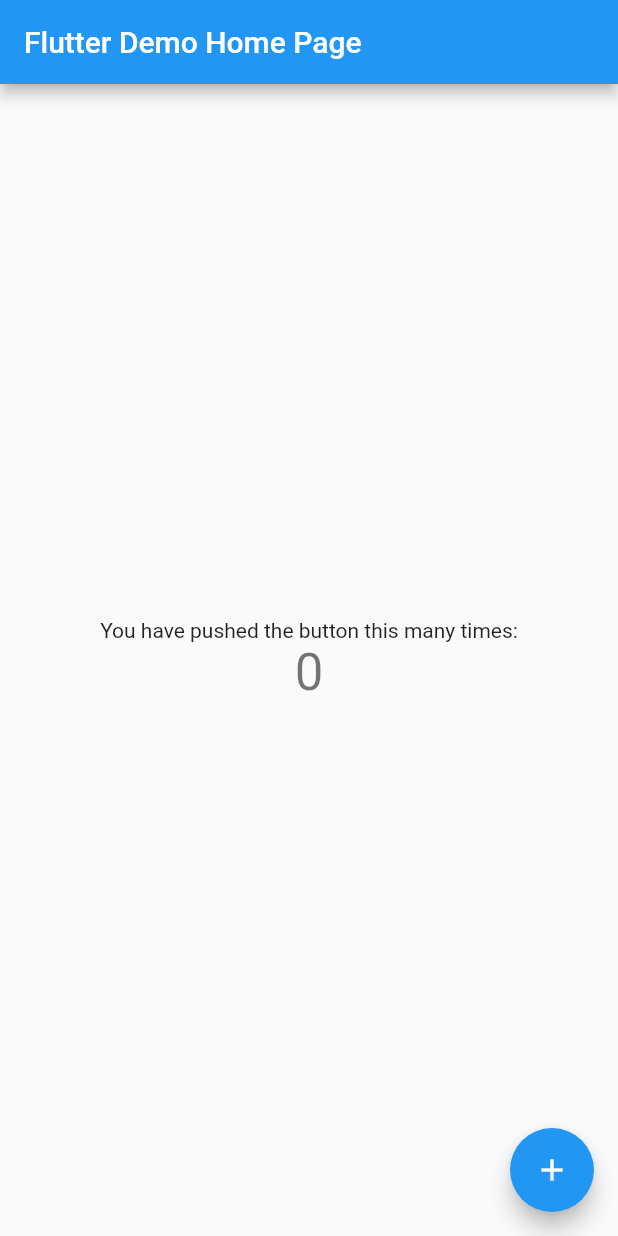
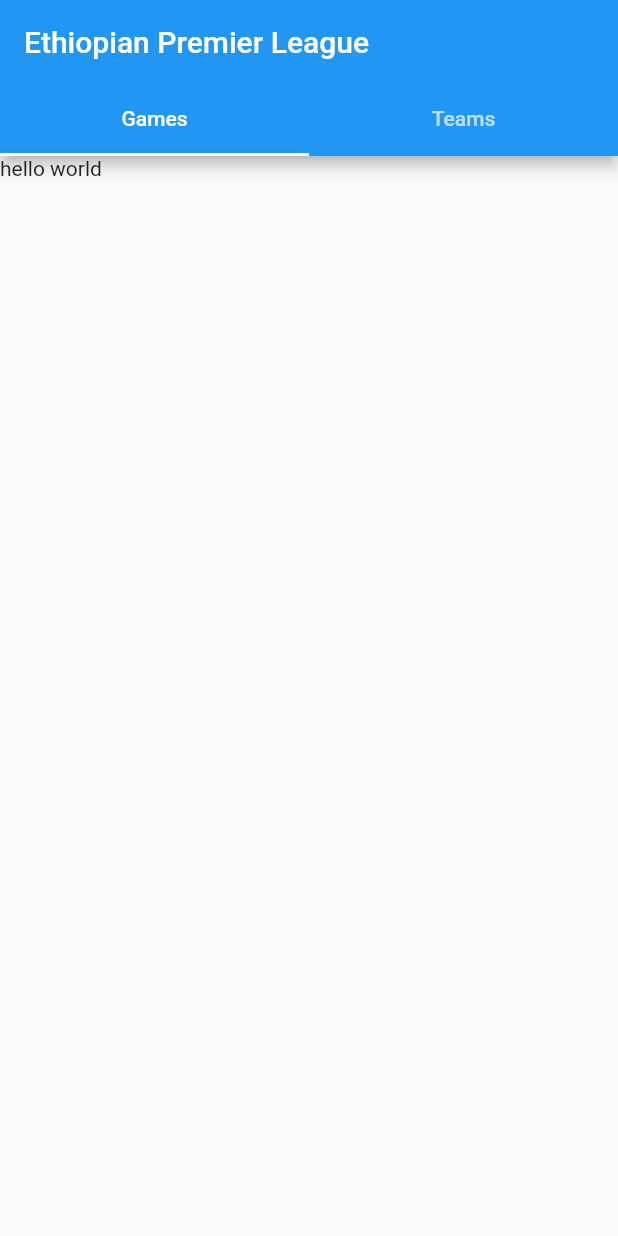
Before and after one commit to roskee/orange, a Flutter app: the screen it shows after launch, on a phone screen of 412 x 824 dp. Run offline on Flutter 3.47's test engine with Material 2 defaults, Android fonts, the light colour scheme and no system bars.

Commit message:
Added games and teams tabbar

```diff
--- a/lib/main.dart
+++ b/lib/main.dart
@@ -5,24 +5,14 @@
 }
 
 class MyApp extends StatelessWidget {
-  // This widget is the root of your application.
   @override
   Widget build(BuildContext context) {
     return MaterialApp(
-      title: 'Flutter Demo',
+      title: 'Ethiopian Premier League',
       theme: ThemeData(
-        // This is the theme of your application.
-        //
-        // Try running your application with "flutter run". You'll see the
-        // application has a blue toolbar. Then, without quitting the app, try
-        // changing the primarySwatch below to Colors.green and then invoke
-        // "hot reload" (press "r" in the console where you ran "flutter run",
-        // or simply save your changes to "hot reload" in a Flutter IDE).
-        // Notice that the counter didn't reset back to zero; the application
-        // is not restarted.
         primarySwatch: Colors.blue,
       ),
-      home: MyHomePage(title: 'Flutter Demo Home Page'),
+      home: MyHomePage(title: 'Ethiopian Premier League'),
     );
   }
 }
@@ -30,84 +20,40 @@
 class MyHomePage extends StatefulWidget {
   MyHomePage({Key key, this.title}) : super(key: key);
 
-  // This widget is the home page of your application. It is stateful, meaning
-  // that it has a State object (defined below) that contains fields that affect
-  // how it looks.
-
-  // This class is the configuration for the state. It holds the values (in this
-  // case the title) provided by the parent (in this case the App widget) and
-  // used by the build method of the State. Fields in a Widget subclass are
-  // always marked "final".
-
   final String title;
 
   @override
   _MyHomePageState createState() => _MyHomePageState();
 }
 
-class _MyHomePageState extends State<MyHomePage> {
-  int _counter = 0;
+class _MyHomePageState extends State<MyHomePage>  with SingleTickerProviderStateMixin{
 
-  void _incrementCounter() {
-    setState(() {
-      // This call to setState tells the Flutter framework that something has
-      // changed in this State, which causes it to rerun the build method below
-      // so that the display can reflect the updated values. If we changed
-      // _counter without calling setState(), then the build method would not be
-      // called again, and so nothing would appear to happen.
-      _counter++;
-    });
+  TabController tabController;
+  List<Tab> tabs = [
+    Tab(text: 'Games',),
+    Tab(text: 'Teams',)
+  ];
+  @override
+  void initState(){
+    super.initState();
+    tabController = TabController(length: 2, vsync: this);
   }
-
   @override
   Widget build(BuildContext context) {
-    // This method is rerun every time setState is called, for instance as done
-    // by the _incrementCounter method above.
-    //
-    // The Flutter framework has been optimized to make rerunning build methods
-    // fast, so that you can just rebuild anything that needs updating rather
-    // than having to individually change instances of widgets.
     return Scaffold(
       appBar: AppBar(
-        // Here we take the value from the MyHomePage object that was created by
-        // the App.build method, and use it to set our appbar title.
+        bottom: TabBar(tabs: tabs, controller: tabController),
         title: Text(widget.title),
       ),
-      body: Center(
-        // Center is a layout widget. It takes a single child and positions it
-        // in the middle of the parent.
-        child: Column(
-          // Column is also a layout widget. It takes a list of children and
-          // arranges them vertically. By default, it sizes itself to fit its
-          // children horizontally, and tries to be as tall as its parent.
-          //
-          // Invoke "debug painting" (press "p" in the console, choose the
-          // "Toggle Debug Paint" action from the Flutter Inspector in Android
-          // Studio, or the "Toggle Debug Paint" command in Visual Studio Code)
-          // to see the wireframe for each widget.
-          //
-          // Column has various properties to control how it sizes itself and
-          // how it positions its children. Here we use mainAxisAlignment to
-          // center the children vertically; the main axis here is the vertical
-          // axis because Columns are vertical (the cross axis would be
-          // horizontal).
-          mainAxisAlignment: MainAxisAlignment.center,
-          children: <Widget>[
-            Text(
-              'You have pushed the button this many times:',
-            ),
-            Text(
-              '$_counter',
-              style: Theme.of(context).textTheme.headline4,
-            ),
-          ],
-        ),
-      ),
-      floatingActionButton: FloatingActionButton(
-        onPressed: _incrementCounter,
-        tooltip: 'Increment',
-        child: Icon(Icons.add),
-      ), // This trailing comma makes auto-formatting nicer for build methods.
+      body: Container(
+          child: TabBarView(
+            controller: tabController,
+            children: [
+              Text("hello world"),
+              Text('hello now')
+            ],
+          ),
+       ) // This trailing comma makes auto-formatting nicer for build methods.
     );
   }
 }
--- a/pubspec.yaml
+++ b/pubspec.yaml
@@ -28,6 +28,7 @@
   # The following adds the Cupertino Icons font to your application.
   # Use with the CupertinoIcons class for iOS style icons.
   cupertino_icons: ^1.0.2
+  http:
 
 dev_dependencies:
   flutter_test:
```
Also changed, not shown: pubspec.lock.
